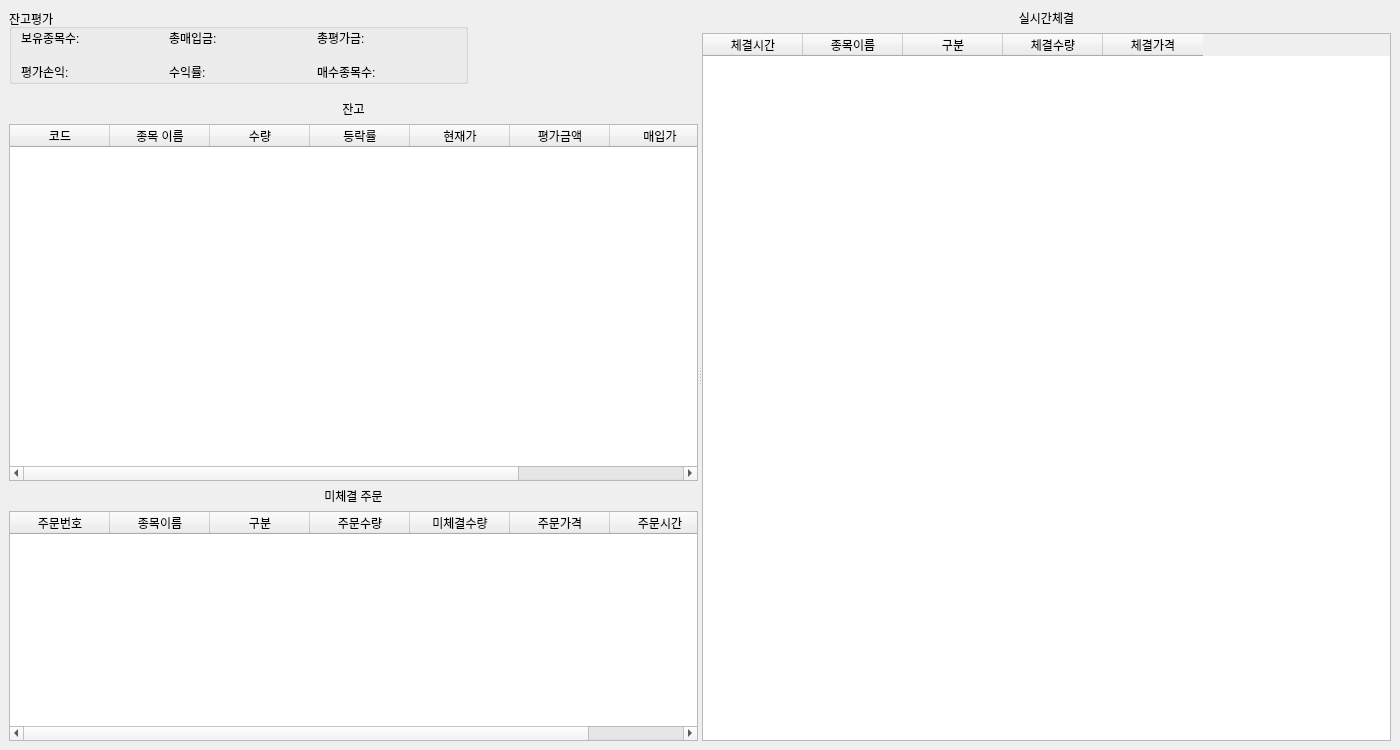
Above: GUI/balance_win.ui from Fvesta/autotrading2 before the change. Below: the same form after it.
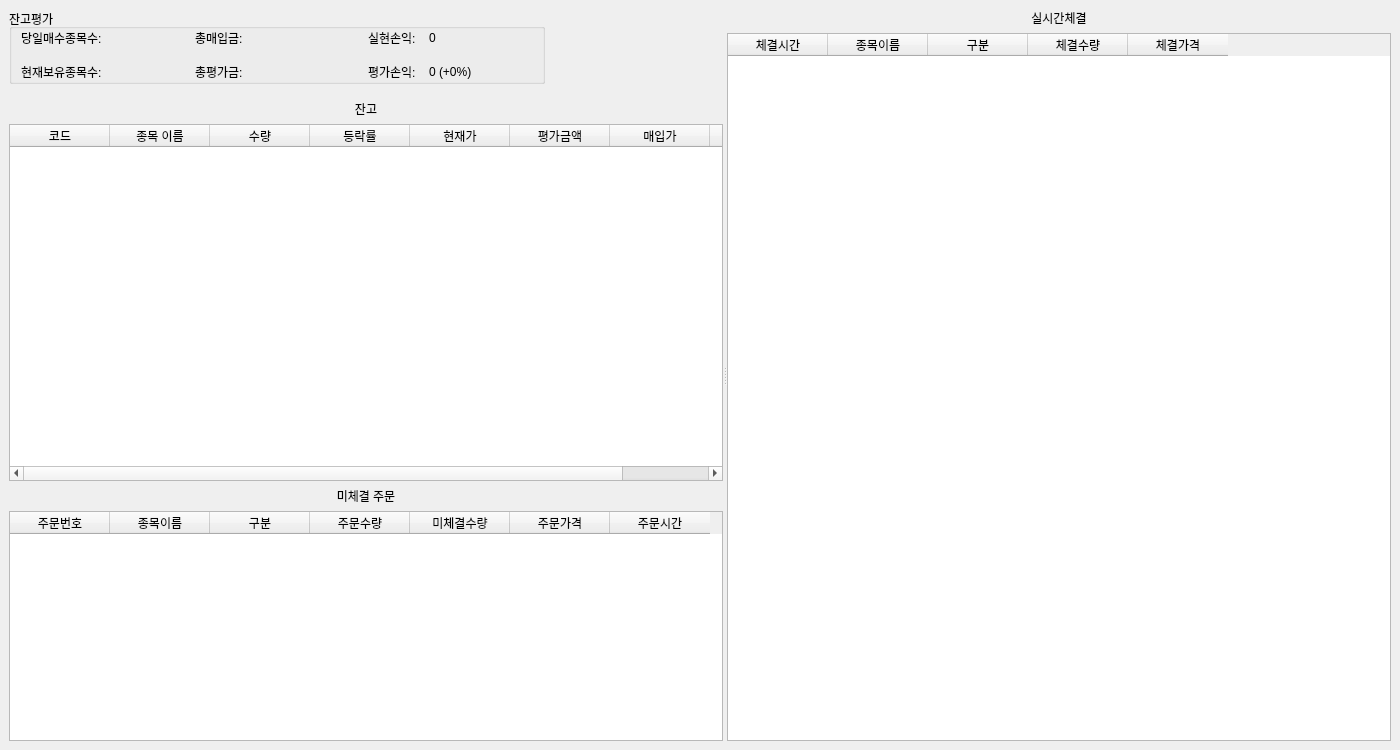
That is the form after the change.

The edit to the form file:
```diff
--- a/GUI/balance_win.ui
+++ b/GUI/balance_win.ui
@@ -39,7 +39,7 @@
        <layout class="QVBoxLayout" name="verticalLayout_4" stretch="0,6,4">
         <item>
          <widget class="QWidget" name="widget" native="true">
-          <layout class="QHBoxLayout" name="horizontalLayout_2" stretch="2,1">
+          <layout class="QHBoxLayout" name="horizontalLayout_2" stretch="3,1">
            <property name="spacing">
             <number>0</number>
            </property>
@@ -60,7 +60,7 @@
              <property name="title">
               <string>잔고평가</string>
              </property>
-             <layout class="QGridLayout" name="gridLayout">
+             <layout class="QGridLayout" name="gridLayout" rowstretch="1,0" columnstretch="1,1,1,0,0,0,0">
               <property name="topMargin">
                <number>0</number>
               </property>
@@ -73,41 +73,62 @@
               <property name="verticalSpacing">
                <number>16</number>
               </property>
-              <item row="1" column="1">
-               <widget class="QLabel" name="income_rate_label">
+              <item row="1" column="0">
+               <widget class="QLabel" name="holding_cnt_label">
                 <property name="text">
-                 <string>수익률:</string>
+                 <string>현재보유종목수:</string>
+                </property>
+               </widget>
+              </item>
+              <item row="0" column="0">
+               <widget class="QLabel" name="today_stock_label">
+                <property name="text">
+                 <string>당일매수종목수:</string>
                 </property>
                </widget>
               </item>
               <item row="0" column="2">
+               <widget class="QWidget" name="widget_3" native="true">
+                <layout class="QHBoxLayout" name="horizontalLayout_3" stretch="0,1">
+                 <property name="spacing">
+                  <number>0</number>
+                 </property>
+                 <property name="leftMargin">
+                  <number>0</number>
+                 </property>
+                 <property name="topMargin">
+                  <number>0</number>
+                 </property>
+                 <property name="rightMargin">
+                  <number>0</number>
+                 </property>
+                 <property name="bottomMargin">
+                  <number>0</number>
+                 </property>
+                 <item>
+                  <widget class="QLabel" name="today_income_label">
+                   <property name="text">
+                    <string>실현손익:    </string>
+                   </property>
+                  </widget>
+                 </item>
+                 <item>
+                  <widget class="QLabel" name="today_income_label_val">
+                   <property name="text">
+                    <string>0</string>
+                   </property>
+                  </widget>
+                 </item>
+                </layout>
+               </widget>
+              </item>
+              <item row="1" column="1">
                <widget class="QLabel" name="total_eval_label">
                 <property name="text">
                  <string>총평가금:</string>
                 </property>
                </widget>
               </item>
-              <item row="0" column="0">
-               <widget class="QLabel" name="holding_cnt_label">
-                <property name="text">
-                 <string>보유종목수:</string>
-                </property>
-               </widget>
-              </item>
-              <item row="1" column="0">
-               <widget class="QLabel" name="income_label">
-                <property name="text">
-                 <string>평가손익:</string>
-                </property>
-               </widget>
-              </item>
-              <item row="1" column="2">
-               <widget class="QLabel" name="today_stock_label">
-                <property name="text">
-                 <string>매수종목수:</string>
-                </property>
-               </widget>
-              </item>
               <item row="0" column="1">
                <widget class="QLabel" name="total_buy_label">
                 <property name="text">
@@ -115,6 +136,41 @@
                 </property>
                </widget>
               </item>
+              <item row="1" column="2">
+               <widget class="QWidget" name="widget_4" native="true">
+                <layout class="QHBoxLayout" name="horizontalLayout_4" stretch="0,1">
+                 <property name="spacing">
+                  <number>0</number>
+                 </property>
+                 <property name="leftMargin">
+                  <number>0</number>
+                 </property>
+                 <property name="topMargin">
+                  <number>0</number>
+                 </property>
+                 <property name="rightMargin">
+                  <number>0</number>
+                 </property>
+                 <property name="bottomMargin">
+                  <number>0</number>
+                 </property>
+                 <item>
+                  <widget class="QLabel" name="eval_income_label">
+                   <property name="text">
+                    <string>평가손익:    </string>
+                   </property>
+                  </widget>
+                 </item>
+                 <item>
+                  <widget class="QLabel" name="eval_income_label_val">
+                   <property name="text">
+                    <string>0 (+0%)</string>
+                   </property>
+                  </widget>
+                 </item>
+                </layout>
+               </widget>
+              </item>
              </layout>
             </widget>
            </item>
```
Left out of the diff: 6 changed lines with no effect on the pictures.
